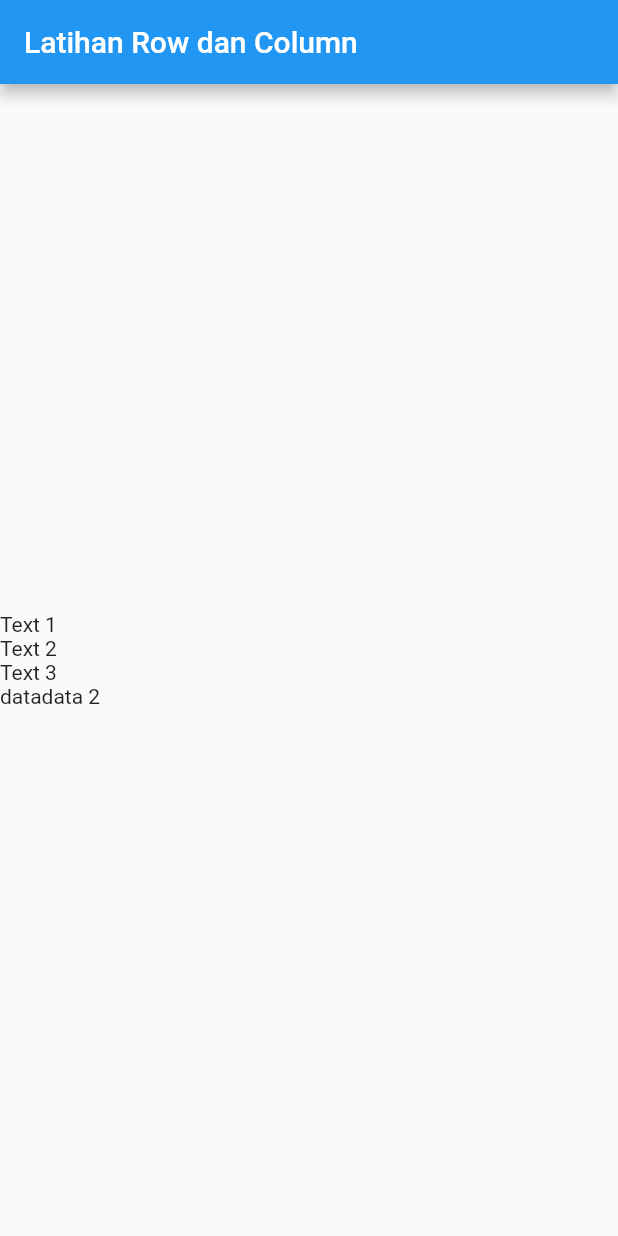
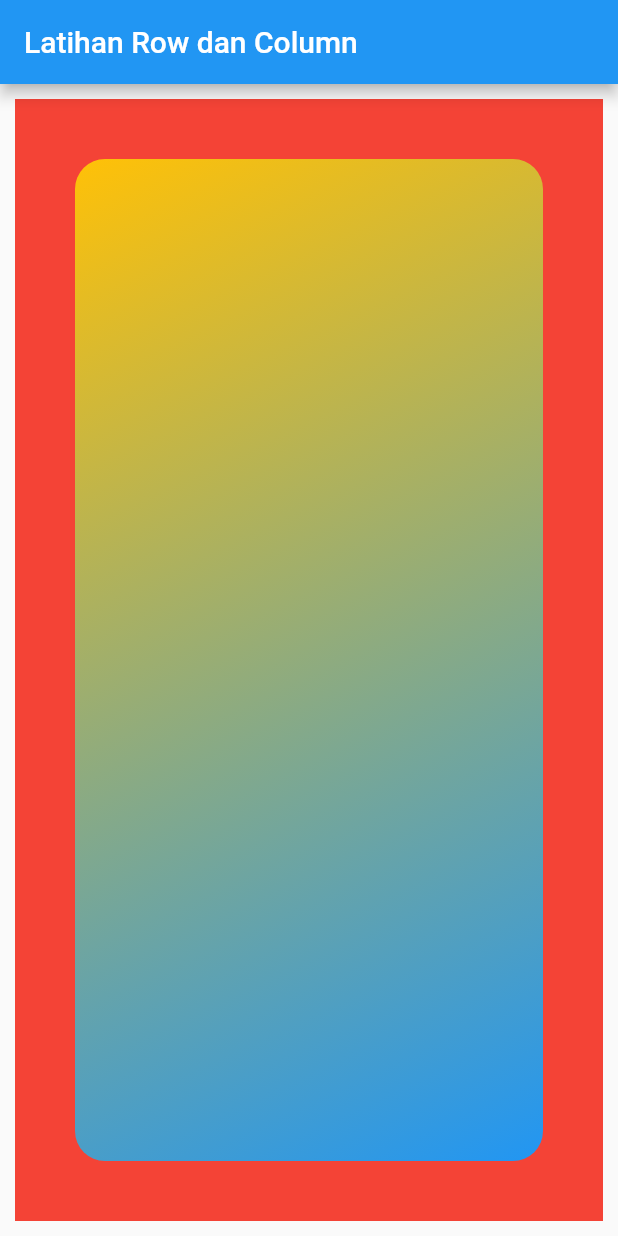
Before and after one commit to fullpagedeveloper/flutter-learning, a Flutter app: the screen it shows after launch, on a phone screen of 412 x 824 dp. Run offline on Flutter 3.47's test engine with Material 2 defaults, Android fonts, the light colour scheme and no system bars.

Commit message:
container widget

```diff
--- a/lib/main.dart
+++ b/lib/main.dart
@@ -2,27 +2,31 @@
 
 void main() => runApp(MyApp());
 
+//margin: EdgeInsets.fromLTRB(10, 20, 30, 40)
 class MyApp extends StatelessWidget {
   @override
   Widget build(BuildContext context) {
     return MaterialApp(
       home: Scaffold(
-        appBar: AppBar(
-          title: Text("Latihan Row dan Column"),
-        ),
-        body: Column(
-          mainAxisAlignment: MainAxisAlignment.center, // column
-          crossAxisAlignment: CrossAxisAlignment.start, //row
-          children: <Widget>[
-            Text("Text 1"),
-            Text("Text 2"),
-            Text("Text 3"),
-            Row(
-              children: <Widget>[Text('data'), Text('data 2')],
-            )
-          ],
-        ),
-      ),
+          appBar: AppBar(
+            title: Text("Latihan Row dan Column"),
+          ),
+          body: Container(
+            color: Colors.red,
+            margin: EdgeInsets.all(10),
+            padding: EdgeInsets.all(10),
+            child: Container(
+              margin: EdgeInsets.all(30),
+              decoration: BoxDecoration(
+                borderRadius: BorderRadius.circular(20),
+                gradient: LinearGradient(
+                  begin: Alignment.topLeft,
+                  end: Alignment.bottomRight,
+                  colors: <Color>[Colors.amber, Colors.blue],
+                ),
+              ),
+            ),
+          )),
     );
   }
 }
```
